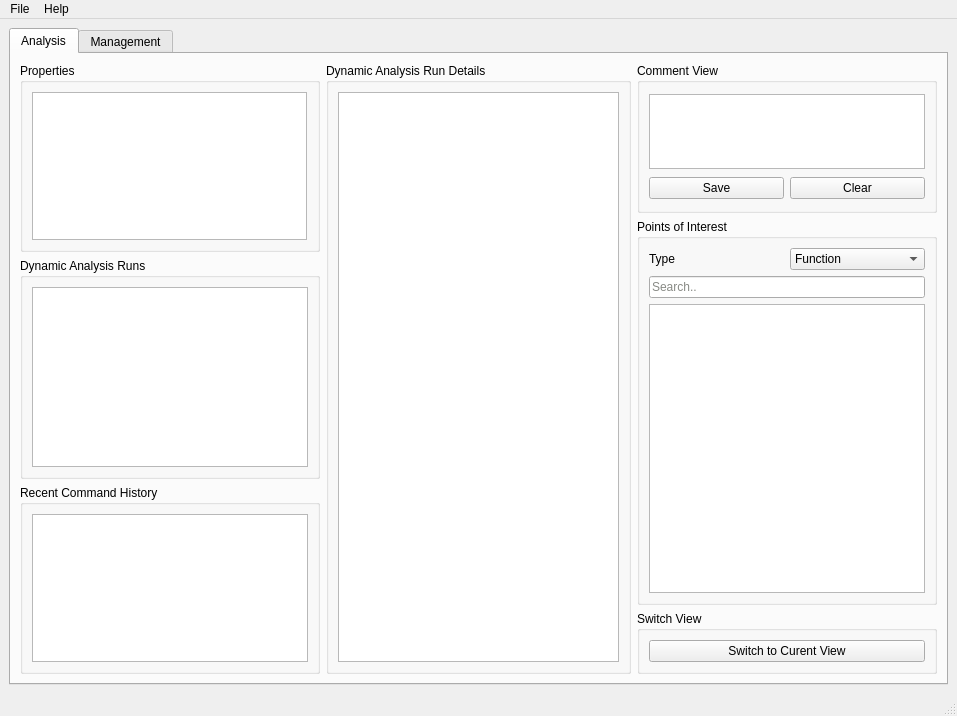
This is src/GUI/ui_files/BATT5_GUI.ui in adalio0/BATT5 as Qt 5 draws it before an edit. The edited form follows.
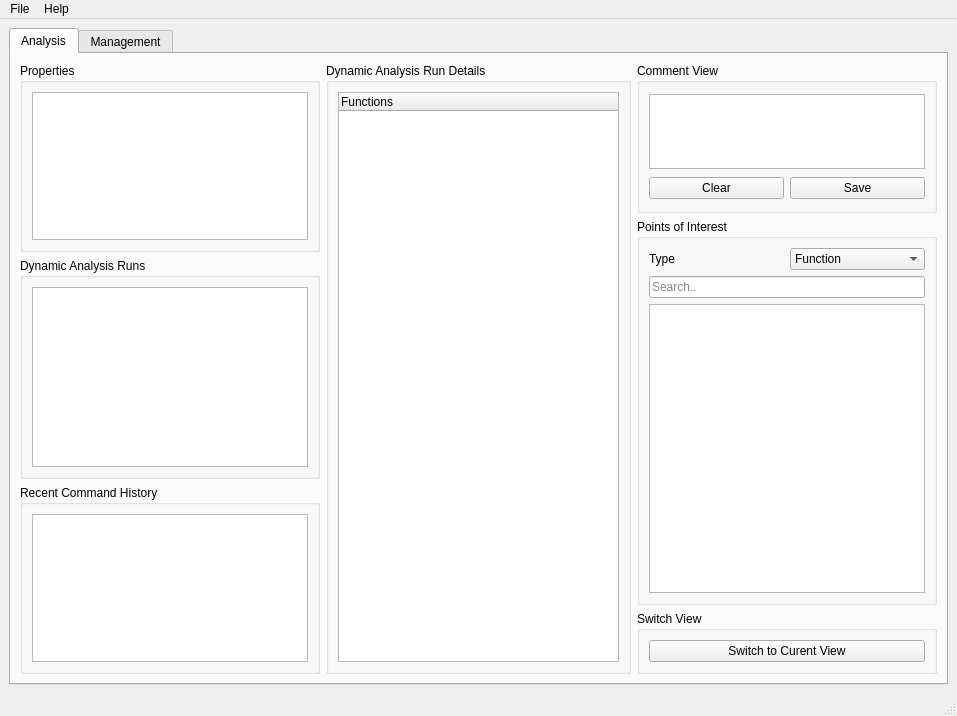
This is the edited form. The open tabs and pages were chosen to show the change.

Commit message: Prepping to work on history view

Patch:
```diff
--- a/src/GUI/ui_files/BATT5_GUI.ui
+++ b/src/GUI/ui_files/BATT5_GUI.ui
@@ -556,6 +556,12 @@
              <layout class="QVBoxLayout" name="project_sublayout_h">
               <item>
                <widget class="QGroupBox" name="project_box_h">
+                <property name="minimumSize">
+                 <size>
+                  <width>300</width>
+                  <height>0</height>
+                 </size>
+                </property>
                 <property name="maximumSize">
                  <size>
                   <width>300</width>
@@ -585,13 +591,13 @@
                   <widget class="QTextBrowser" name="projectProperties_text_h">
                    <property name="minimumSize">
                     <size>
-                     <width>275</width>
+                     <width>0</width>
                      <height>0</height>
                     </size>
                    </property>
                    <property name="maximumSize">
                     <size>
-                     <width>250</width>
+                     <width>16777215</width>
                      <height>250</height>
                     </size>
                    </property>
@@ -649,12 +655,86 @@
              <layout class="QVBoxLayout" name="detailedAnalysis_sublayout_2">
               <item>
                <widget class="QGroupBox" name="daRunDetails_box">
+                <property name="minimumSize">
+                 <size>
+                  <width>300</width>
+                  <height>0</height>
+                 </size>
+                </property>
                 <property name="title">
                  <string>Dynamic Analysis Run Details</string>
                 </property>
                 <layout class="QVBoxLayout" name="verticalLayout_20">
+                 <property name="leftMargin">
+                  <number>0</number>
+                 </property>
+                 <property name="topMargin">
+                  <number>0</number>
+                 </property>
+                 <property name="rightMargin">
+                  <number>0</number>
+                 </property>
+                 <property name="bottomMargin">
+                  <number>0</number>
+                 </property>
                  <item>
-                  <widget class="QTableWidget" name="daRunDetails_table"/>
+                  <widget class="QStackedWidget" name="stackedWidget">
+                   <property name="currentIndex">
+                    <number>0</number>
+                   </property>
+                   <widget class="QWidget" name="page">
+                    <layout class="QVBoxLayout" name="verticalLayout">
+                     <item>
+                      <widget class="QTreeWidget" name="viewFunc_tree_h">
+                       <column>
+                        <property name="text">
+                         <string>Functions</string>
+                        </property>
+                       </column>
+                      </widget>
+                     </item>
+                    </layout>
+                   </widget>
+                   <widget class="QWidget" name="page_2">
+                    <layout class="QVBoxLayout" name="verticalLayout_32">
+                     <item>
+                      <widget class="QTreeWidget" name="viewString_tree_h">
+                       <column>
+                        <property name="text">
+                         <string>Strings</string>
+                        </property>
+                       </column>
+                      </widget>
+                     </item>
+                    </layout>
+                   </widget>
+                   <widget class="QWidget" name="page_3">
+                    <layout class="QVBoxLayout" name="verticalLayout_33">
+                     <item>
+                      <widget class="QTreeWidget" name="viewVar_tree_h">
+                       <column>
+                        <property name="text">
+                         <string>Variables</string>
+                        </property>
+                       </column>
+                      </widget>
+                     </item>
+                    </layout>
+                   </widget>
+                   <widget class="QWidget" name="page_4">
+                    <layout class="QVBoxLayout" name="verticalLayout_34">
+                     <item>
+                      <widget class="QTreeWidget" name="viewDll_tree_h">
+                       <column>
+                        <property name="text">
+                         <string>DLL's</string>
+                        </property>
+                       </column>
+                      </widget>
+                     </item>
+                    </layout>
+                   </widget>
+                  </widget>
                  </item>
                 </layout>
                </widget>
@@ -693,13 +773,6 @@
                  </item>
                  <item>
                   <layout class="QGridLayout" name="commentButton_layout_2">
-                   <item row="0" column="0">
-                    <widget class="QPushButton" name="commentSave_button_2">
-                     <property name="text">
-                      <string>Save</string>
-                     </property>
-                    </widget>
-                   </item>
                    <item row="0" column="1">
                     <widget class="QPushButton" name="commentClear_button_2">
                      <property name="text">
@@ -707,6 +780,13 @@
                      </property>
                     </widget>
                    </item>
+                   <item row="0" column="2">
+                    <widget class="QPushButton" name="commentSave_button_2">
+                     <property name="text">
+                      <string>Save</string>
+                     </property>
+                    </widget>
+                   </item>
                   </layout>
                  </item>
                 </layout>
```
Left out of the diff: 18 changed lines with no effect on the pictures. The commit also changes 2 other files.
